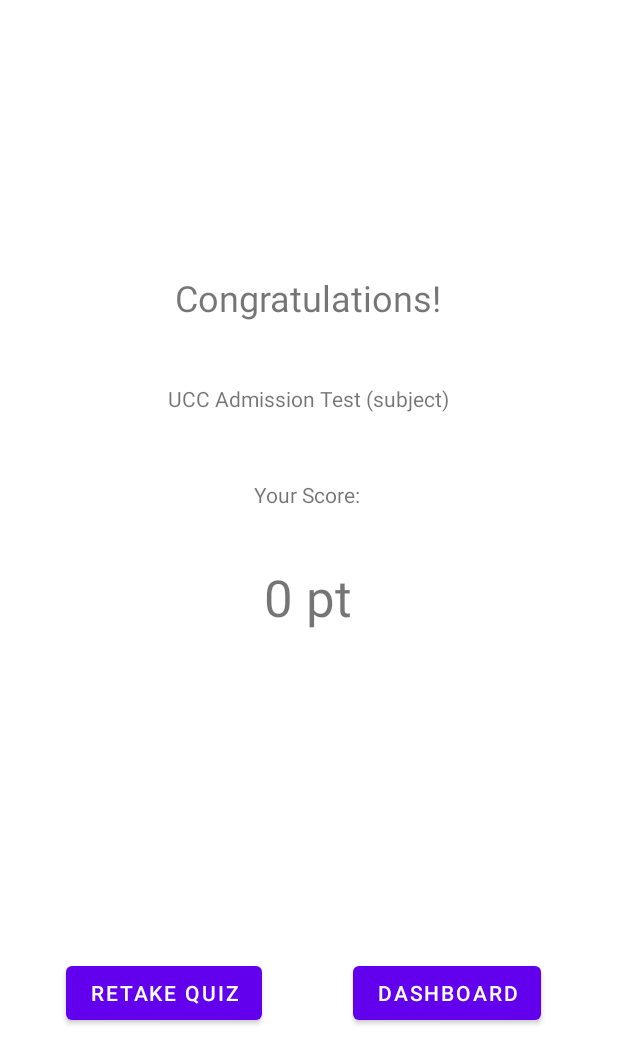
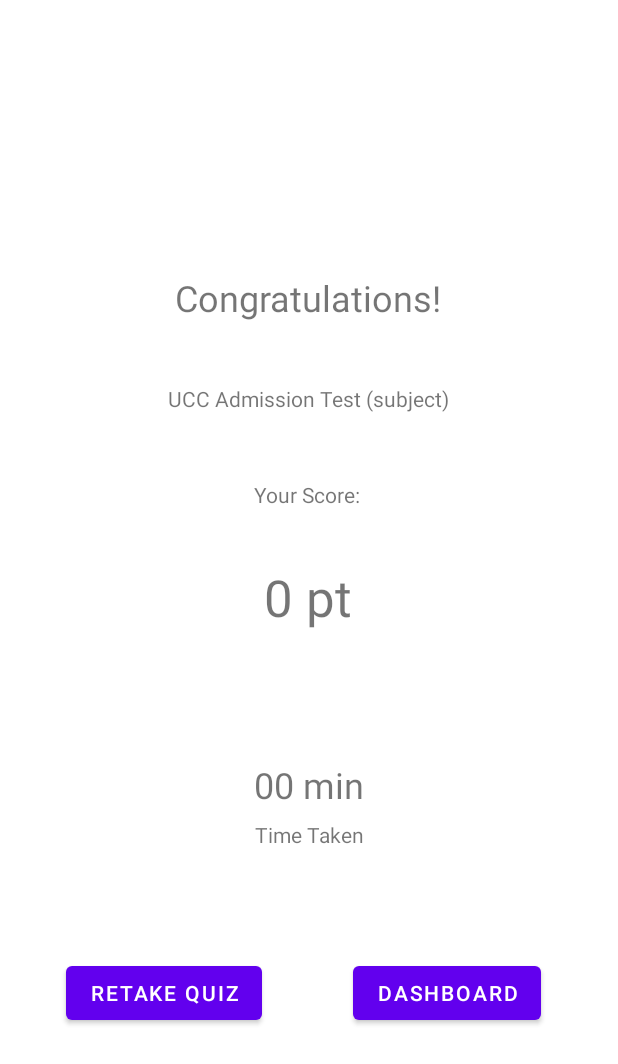
Before and after one commit to egoRockU/Quizzam, an Android app: the layout activity_result.xml on its own in the app's theme, with its tools: preview values and no code run, on a phone screen of 412 x 824 dp. Shown: the top 1064 px of the screen. Run offline under Robolectric (Android 15) with nearby library versions, the phone set to English and light mode, and no system bars.

Commit message:
added time taken feature

```diff
--- a/app/src/main/res/layout/activity_quiz.xml
+++ b/app/src/main/res/layout/activity_quiz.xml
@@ -52,5 +52,6 @@
         app:layout_constraintStart_toStartOf="parent"
         app:layout_constraintTop_toTopOf="parent"
         app:layout_constraintVertical_bias="0.19"
-        android:max="15"/>
+        android:max="15"
+        />
 </androidx.constraintlayout.widget.ConstraintLayout>
--- a/app/src/main/res/layout/activity_result.xml
+++ b/app/src/main/res/layout/activity_result.xml
@@ -81,4 +81,28 @@
         app:layout_constraintStart_toStartOf="parent"
         app:layout_constraintTop_toTopOf="parent"
         app:layout_constraintVertical_bias="0.822" />
+
+    <TextView
+        android:id="@+id/tvTimeTaken"
+        android:layout_width="wrap_content"
+        android:layout_height="wrap_content"
+        android:text="00 min"
+        android:textSize="24sp"
+        app:layout_constraintBottom_toBottomOf="parent"
+        app:layout_constraintEnd_toEndOf="parent"
+        app:layout_constraintStart_toStartOf="parent"
+        app:layout_constraintTop_toTopOf="parent"
+        app:layout_constraintVertical_bias="0.64" />
+
+    <TextView
+        android:id="@+id/textView4"
+        android:layout_width="wrap_content"
+        android:layout_height="wrap_content"
+        android:text="Time Taken"
+        app:layout_constraintBottom_toBottomOf="parent"
+        app:layout_constraintEnd_toEndOf="parent"
+        app:layout_constraintHorizontal_bias="0.501"
+        app:layout_constraintStart_toStartOf="parent"
+        app:layout_constraintTop_toTopOf="parent"
+        app:layout_constraintVertical_bias="0.679" />
 </androidx.constraintlayout.widget.ConstraintLayout>
```
Also changed, not shown: app/src/main/java/com/example/quizapp/QuizActivity.java (+23 -8 lines), app/src/main/java/com/example/quizapp/Result.java (+10 -2 lines).
